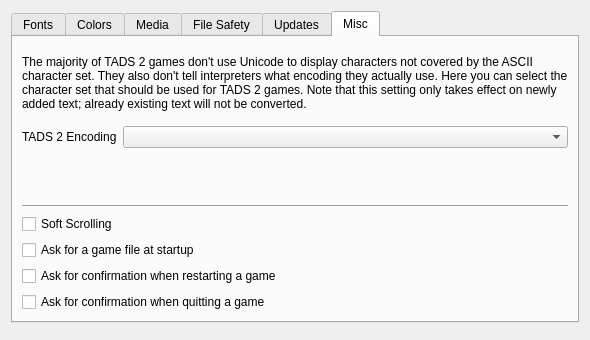
realnc/qtads, file src/confdialog.ui: the form before one commit.
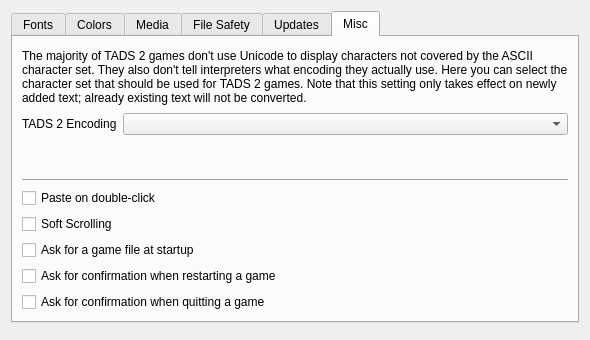
The form after the commit. The open tabs and pages were chosen to show the change. Custom widgets are drawn as their Qt base class.

Commit message:
Paste current word on Ctrl + double-click instead of selecting it
This behavior can be disabled in the configuration dialog.

Patch:
```diff
--- a/src/confdialog.ui
+++ b/src/confdialog.ui
@@ -792,6 +792,13 @@
          </property>
         </widget>
        </item>
+       <item>
+        <widget class="QCheckBox" name="pasteOnDblClkCheckBox">
+         <property name="text">
+          <string>Paste on double-click</string>
+         </property>
+        </widget>
+       </item>
        <item>
         <widget class="QCheckBox" name="softScrollCheckBox">
          <property name="text">
```
The commit also changes 4 other files.
